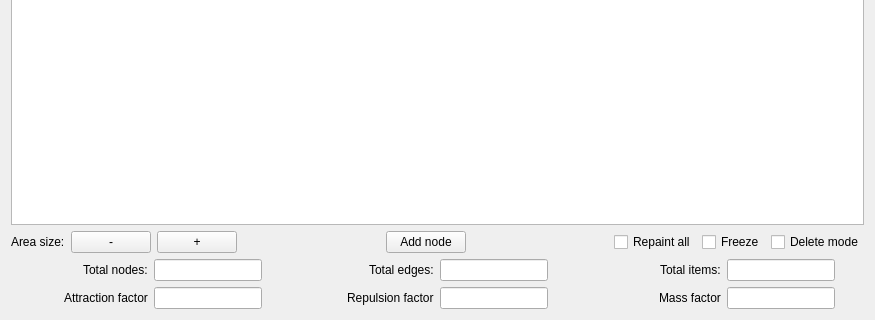
First picture: the form in Sources/App/CourseUnitViewer/courseunitviewer.ui, repository timattt/Cognitia-II, before the edit; both pictures show x 0 to 875 and y 242 to 562 of the 875 by 562 pixel window.
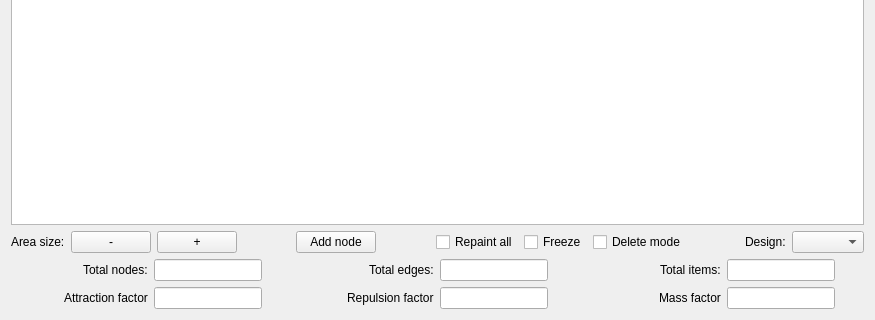
Second picture: the form after the edit.

Commit message: CourseUnitViewer | Feature | new node design system

```diff
--- a/Sources/App/CourseUnitViewer/courseunitviewer.ui
+++ b/Sources/App/CourseUnitViewer/courseunitviewer.ui
@@ -146,6 +146,29 @@
        </property>
       </widget>
      </item>
+     <item>
+      <spacer name="horizontalSpacer_4">
+       <property name="orientation">
+        <enum>Qt::Horizontal</enum>
+       </property>
+       <property name="sizeHint" stdset="0">
+        <size>
+         <width>40</width>
+         <height>20</height>
+        </size>
+       </property>
+      </spacer>
+     </item>
+     <item>
+      <widget class="QLabel" name="label_8">
+       <property name="text">
+        <string>Design:</string>
+       </property>
+      </widget>
+     </item>
+     <item>
+      <widget class="QComboBox" name="designBox"/>
+     </item>
     </layout>
    </item>
    <item>
```
The commit also changes 9 other files.
